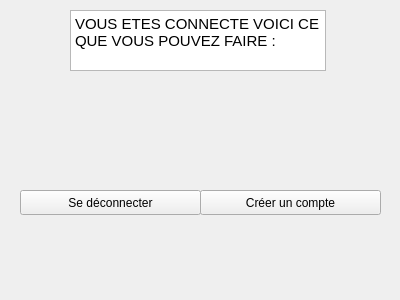
Qt form fenetreutilisateur.ui (Amaroke/ShareCount) before a commit.
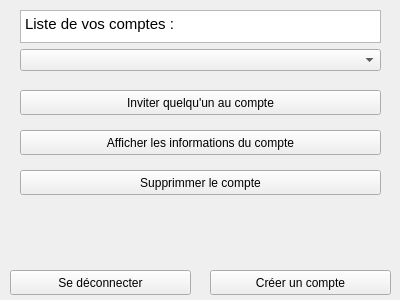
The same form after that commit.

```diff
--- a/fenetreutilisateur.ui
+++ b/fenetreutilisateur.ui
@@ -14,47 +14,95 @@
    <string>MainWindow</string>
   </property>
   <widget class="QWidget" name="centralwidget">
-   <widget class="QTextBrowser" name="textBrowser">
+   <widget class="QPushButton" name="creerCompte">
     <property name="geometry">
      <rect>
-      <x>70</x>
+      <x>210</x>
+      <y>270</y>
+      <width>181</width>
+      <height>25</height>
+     </rect>
+    </property>
+    <property name="text">
+     <string>Créer un compte</string>
+    </property>
+   </widget>
+   <widget class="QPushButton" name="seDeconnecter">
+    <property name="geometry">
+     <rect>
+      <x>10</x>
+      <y>270</y>
+      <width>181</width>
+      <height>25</height>
+     </rect>
+    </property>
+    <property name="text">
+     <string>Se déconnecter</string>
+    </property>
+   </widget>
+   <widget class="QWidget" name="verticalLayoutWidget">
+    <property name="geometry">
+     <rect>
+      <x>20</x>
       <y>10</y>
-      <width>256</width>
+      <width>361</width>
       <height>61</height>
      </rect>
     </property>
-    <property name="html">
-     <string>&lt;!DOCTYPE HTML PUBLIC &quot;-//W3C//DTD HTML 4.0//EN&quot; &quot;http://www.w3.org/TR/REC-html40/strict.dtd&quot;&gt;
+    <layout class="QVBoxLayout" name="verticalLayout">
+     <item>
+      <widget class="QTextBrowser" name="textBrowser">
+       <property name="html">
+        <string>&lt;!DOCTYPE HTML PUBLIC &quot;-//W3C//DTD HTML 4.0//EN&quot; &quot;http://www.w3.org/TR/REC-html40/strict.dtd&quot;&gt;
 &lt;html&gt;&lt;head&gt;&lt;meta name=&quot;qrichtext&quot; content=&quot;1&quot; /&gt;&lt;style type=&quot;text/css&quot;&gt;
 p, li { white-space: pre-wrap; }
 &lt;/style&gt;&lt;/head&gt;&lt;body style=&quot; font-family:'Ubuntu'; font-size:11pt; font-weight:400; font-style:normal;&quot;&gt;
-&lt;p style=&quot; margin-top:0px; margin-bottom:0px; margin-left:0px; margin-right:0px; -qt-block-indent:0; text-indent:0px;&quot;&gt;VOUS ETES CONNECTE VOICI CE QUE VOUS POUVEZ FAIRE :&lt;/p&gt;&lt;/body&gt;&lt;/html&gt;</string>
+&lt;p style=&quot; margin-top:0px; margin-bottom:0px; margin-left:0px; margin-right:0px; -qt-block-indent:0; text-indent:0px;&quot;&gt;Liste de vos comptes :&lt;/p&gt;&lt;/body&gt;&lt;/html&gt;</string>
+       </property>
+      </widget>
+     </item>
+     <item>
+      <widget class="QComboBox" name="comboBox"/>
+     </item>
+    </layout>
+   </widget>
+   <widget class="QPushButton" name="pushButton">
+    <property name="geometry">
+     <rect>
+      <x>20</x>
+      <y>90</y>
+      <width>361</width>
+      <height>25</height>
+     </rect>
     </property>
+    <property name="text">
+     <string>Inviter quelqu'un au compte</string>
+    </property>
    </widget>
-   <widget class="QPushButton" name="creerCompte">
+   <widget class="QPushButton" name="pushButton_2">
     <property name="geometry">
      <rect>
-      <x>200</x>
-      <y>190</y>
-      <width>181</width>
+      <x>20</x>
+      <y>130</y>
+      <width>361</width>
       <height>25</height>
      </rect>
     </property>
     <property name="text">
-     <string>Créer un compte</string>
+     <string>Afficher les informations du compte</string>
     </property>
    </widget>
-   <widget class="QPushButton" name="seDeconnecter">
+   <widget class="QPushButton" name="pushButton_3">
     <property name="geometry">
      <rect>
       <x>20</x>
-      <y>190</y>
-      <width>181</width>
+      <y>170</y>
+      <width>361</width>
       <height>25</height>
      </rect>
     </property>
     <property name="text">
-     <string>Se déconnecter</string>
+     <string>Supprimmer le compte</string>
     </property>
    </widget>
   </widget>
```
